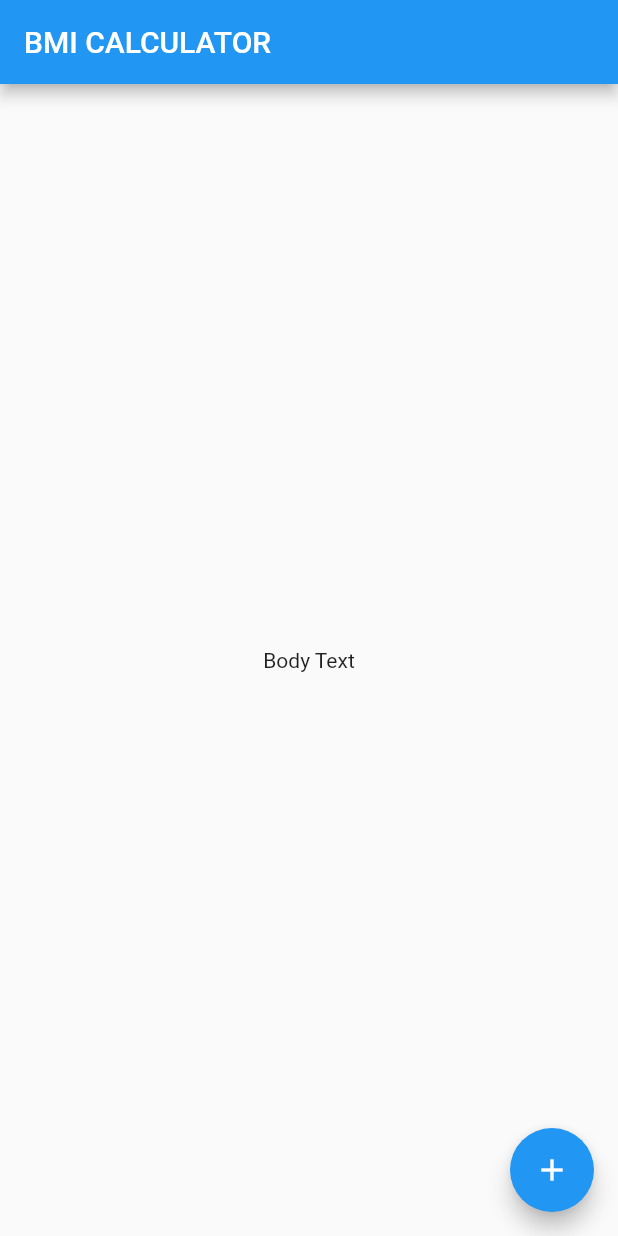
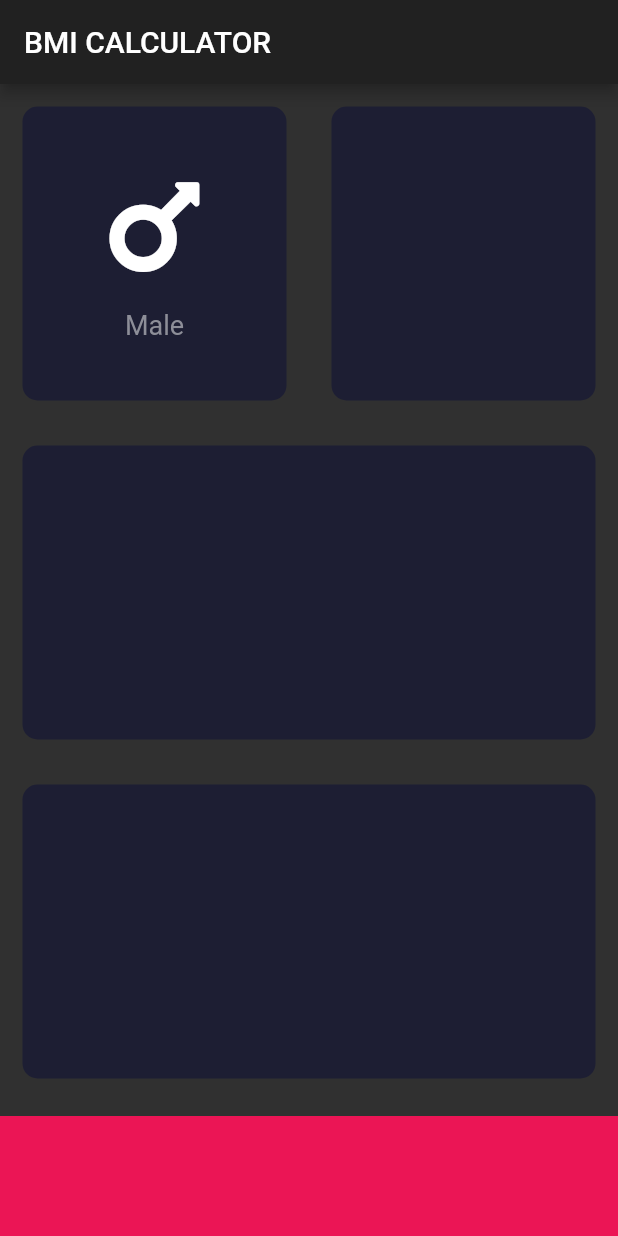
Before and after one commit to rheehot/flutter_exercise, a Flutter app: the screen it shows after launch, on a phone screen of 412 x 824 dp. Run offline on Flutter 3.47's test engine with Material 2 defaults, Android fonts, the light colour scheme and no system bars; our stand-ins replace audioplayers, font_awesome_flutter, rflutter_alert.

Commit message:
init layout

```diff
--- /dev/null
+++ b/my_bmi_calculator/lib/input_page.dart
@@ -0,0 +1,105 @@
+import 'package:flutter/material.dart';
+import 'package:font_awesome_flutter/font_awesome_flutter.dart';
+
+const bottomContainerHeight = 80.0;
+const cardBackgroundColor = Color(0xFF1D1E33);
+const cardBottomColor = Color(0xFFEB1555);
+
+class InputPage extends StatefulWidget {
+  @override
+  _InputPageState createState() => _InputPageState();
+}
+
+class _InputPageState extends State<InputPage> {
+  @override
+  Widget build(BuildContext context) {
+    return Scaffold(
+      appBar: AppBar(
+        title: Text('BMI CALCULATOR'),
+      ),
+      body: Column(
+        children: <Widget>[
+          Expanded(
+              child: Row(
+            children: <Widget>[
+              Expanded(
+                child: ReusableCard(
+                  cardBackgroundColor,
+                  IconWidget(
+                    FontAwesomeIcons.mars,
+                    'Male'
+                  ),
+                ),
+              ),
+              Expanded(
+                child: ReusableCard(cardBackgroundColor),
+              ),
+            ],
+          )),
+          Expanded(
+            child: ReusableCard(cardBackgroundColor),
+          ),
+          Expanded(
+            child: ReusableCard(cardBackgroundColor),
+          ),
+          Container(
+            color: cardBottomColor,
+            margin: EdgeInsets.only(top: 10.0),
+            width: double.infinity,
+            height: bottomContainerHeight,
+          ),
+        ],
+      ),
+    );
+  }
+}
+
+class IconWidget extends StatelessWidget {
+
+  final IconData _icon;
+  final String _text;
+
+  IconWidget(this._icon, this._text);
+
+  @override
+  Widget build(BuildContext context) {
+    return Column(
+      mainAxisAlignment: MainAxisAlignment.center,
+      children: <Widget>[
+        Icon(
+          _icon,
+          size: 80.0,
+        ),
+        SizedBox(
+          height: 15.0,
+        ),
+        Text(
+          _text,
+          style: TextStyle(
+            fontSize: 18.0,
+            color: Color(0xFF8D8E98),
+          ),
+        ),
+      ],
+    );
+  }
+}
+
+class ReusableCard extends StatelessWidget {
+  final Color _color;
+  final Widget _childWidget;
+
+  ReusableCard(this._color, [ this._childWidget ]);
+
+  @override
+  Widget build(BuildContext context) {
+    return Container(
+      child: _childWidget,
+      margin: EdgeInsets.all(15.0),
+      decoration: BoxDecoration(
+        color: _color,
+        borderRadius: BorderRadius.circular(10.0),
+      ),
+    );
+  }
+}
--- a/my_bmi_calculator/lib/main.dart
+++ b/my_bmi_calculator/lib/main.dart
@@ -1,4 +1,5 @@
 import 'package:flutter/material.dart';
+import 'input_page.dart';
 
 void main() => runApp(BMICalculator());
 
@@ -6,29 +7,8 @@ class BMICalculator extends StatelessWidget {
   @override
   Widget build(BuildContext context) {
     return MaterialApp(
+      theme: ThemeData.dark(),
       home: InputPage(),
     );
   }
 }
-
-class InputPage extends StatefulWidget {
-  @override
-  _InputPageState createState() => _InputPageState();
-}
-
-class _InputPageState extends State<InputPage> {
-  @override
-  Widget build(BuildContext context) {
-    return Scaffold(
-      appBar: AppBar(
-        title: Text('BMI CALCULATOR'),
-      ),
-      body: Center(
-        child: Text('Body Text'),
-      ),
-      floatingActionButton: FloatingActionButton(
-        child: Icon(Icons.add),
-      ),
-    );
-  }
-}
--- a/my_bmi_calculator/pubspec.yaml
+++ b/my_bmi_calculator/pubspec.yaml
@@ -11,6 +11,7 @@ dependencies:
     sdk: flutter
 
   cupertino_icons: ^0.1.2
+  font_awesome_flutter: ^8.12.0
 
 dev_dependencies:
   flutter_test:
```
Also changed, not shown: my_bmi_calculator/pubspec.lock.
